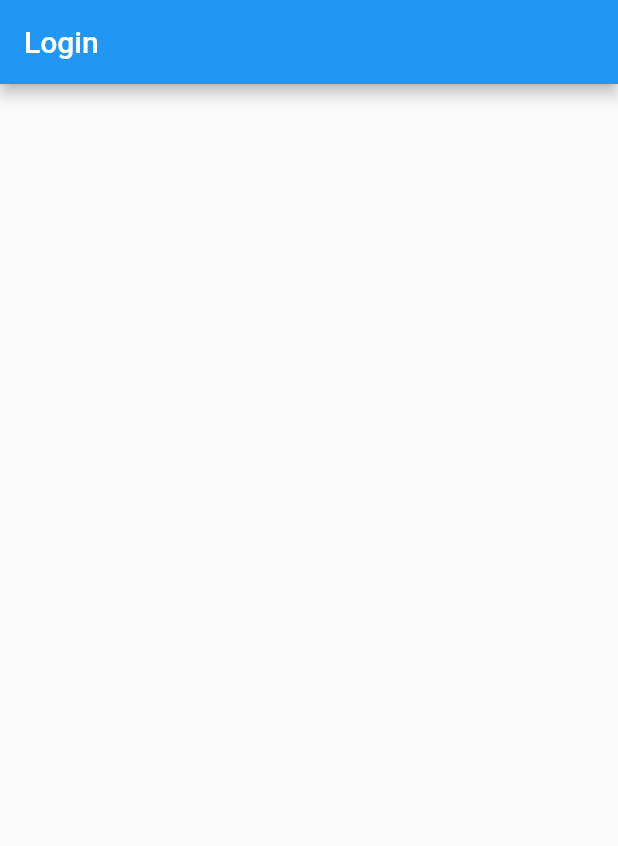
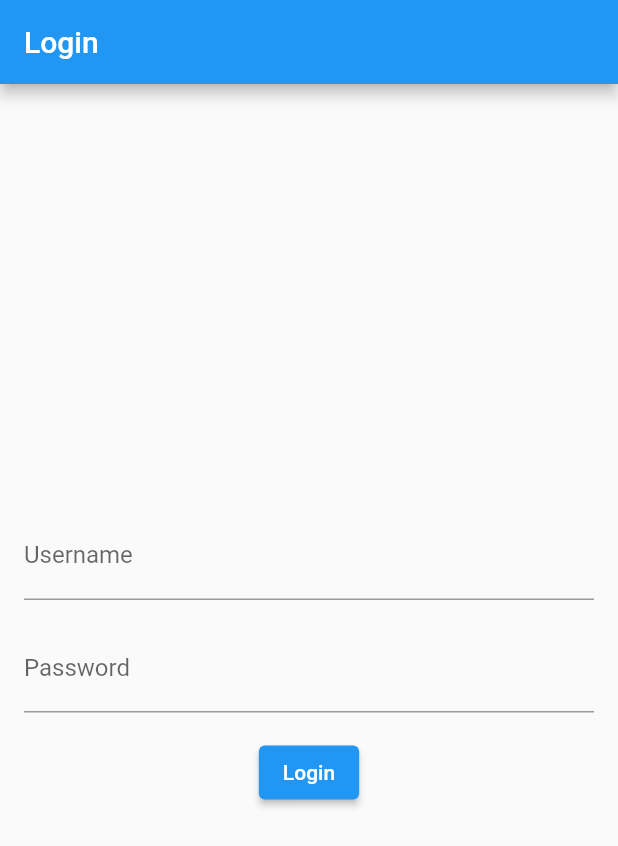
Before and after one commit to aagneye-syam/flutter_management_app, a Flutter app: the screen it shows after launch, on a phone screen of 412 x 824 dp. Shown: the top 846 px of the screen. Run offline on Flutter 3.47's test engine with Material 2 defaults, Android fonts, the phone set to English and light mode, and no system bars.

Commit message:
txt field and submit button added

```diff
--- a/lib/main.dart
+++ b/lib/main.dart
@@ -15,6 +15,33 @@
         appBar: AppBar(
           title: Text('Login'),
         ),
+        body: Padding(
+          padding: EdgeInsets.all(16.0),
+          child: Column(
+            mainAxisAlignment: MainAxisAlignment.center,
+            children: [
+              TextField(
+                decoration: InputDecoration(
+                  labelText: 'Username',
+                ),
+              ),
+              SizedBox(height: 16.0),
+              TextField(
+                obscureText: true,
+                decoration: InputDecoration(
+                  labelText: 'Password',
+                ),
+              ),
+              SizedBox(height: 16.0),
+              ElevatedButton(
+                onPressed: () {
+                  // TODO: Implement login logic
+                },
+                child: Text('Login'),
+              ),
+            ],
+          ),
+        ),
       ),
     );
   }
```
